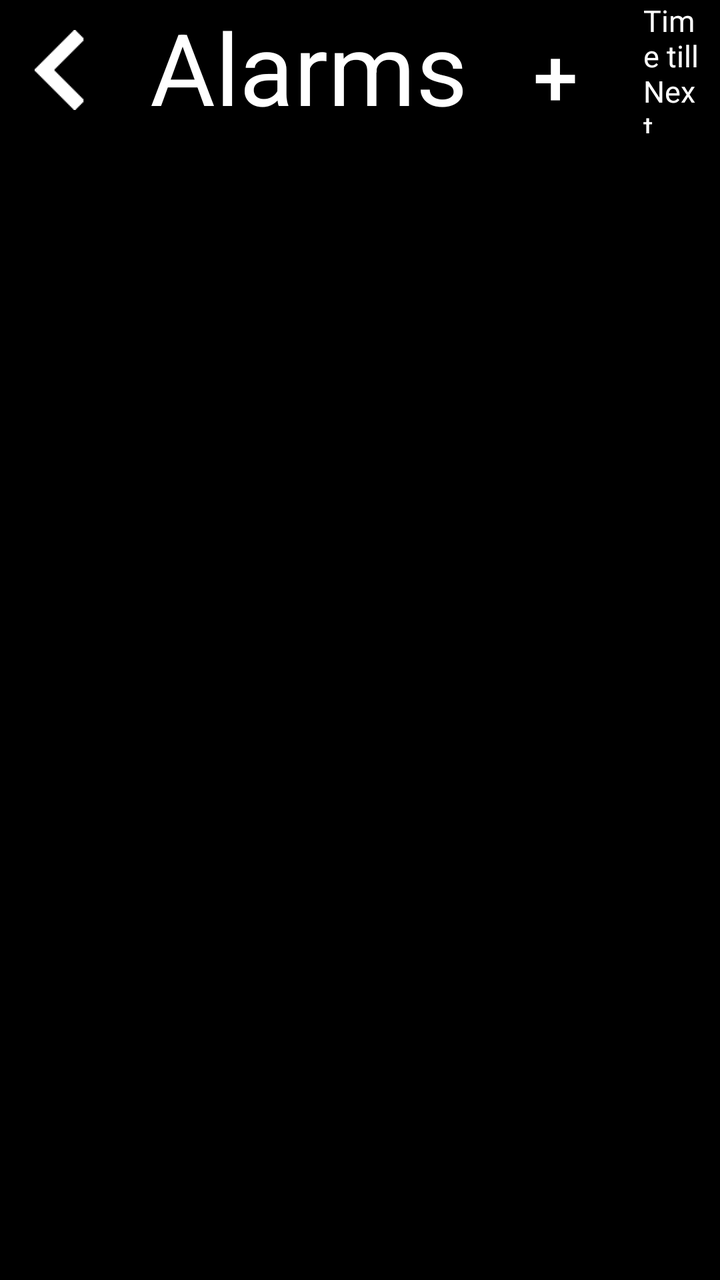
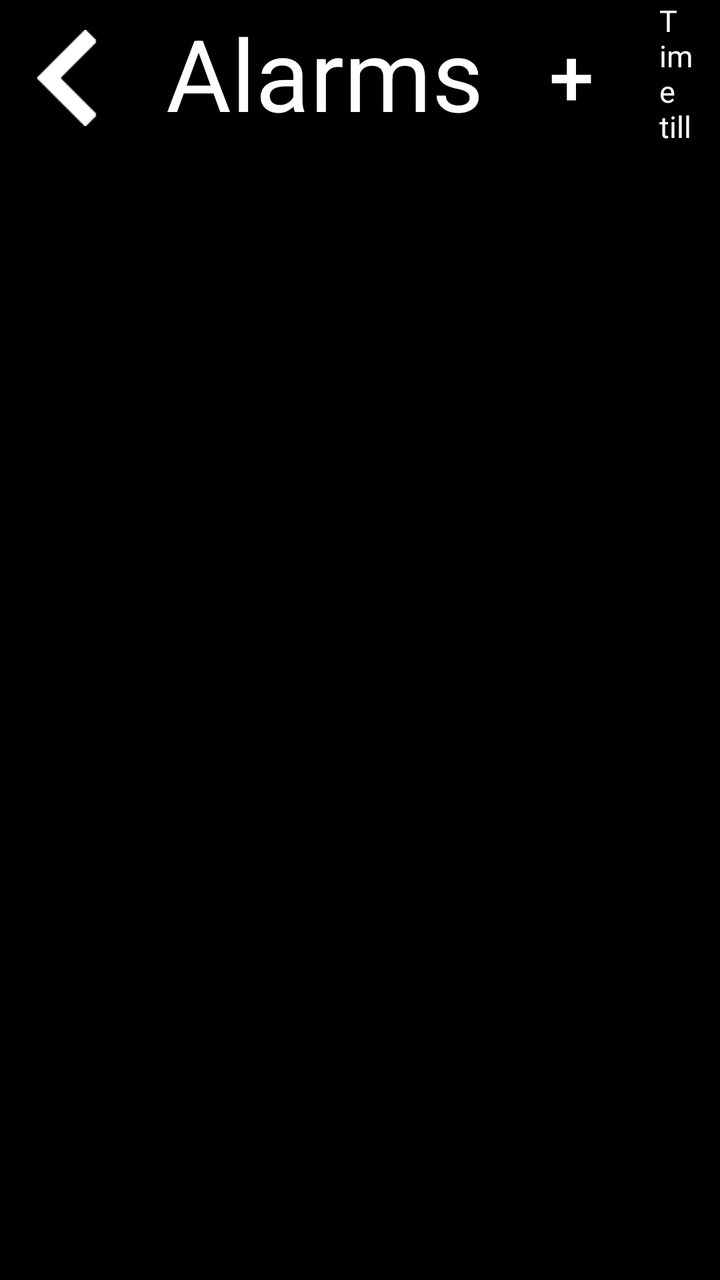

Compare the two renders of this Android layout. The source of the first and the diff that turns it into the second are given below.
<!-- AndroidManifest.xml: application theme DarkAppTheme -->
<!-- res/layout/activity_alarm_menu.xml -->
<androidx.constraintlayout.widget.ConstraintLayout xmlns:android="http://schemas.android.com/apk/res/android"
    xmlns:app="http://schemas.android.com/apk/res-auto"
    xmlns:tools="http://schemas.android.com/tools"
    android:layout_width="match_parent"
    android:layout_height="match_parent">

    <TableLayout
        android:id="@+id/tableLayout"
        android:layout_width="0dp"
        android:layout_height="0dp"
        app:layout_constraintBottom_toBottomOf="parent"
        app:layout_constraintEnd_toEndOf="parent"
        app:layout_constraintStart_toStartOf="parent"
        app:layout_constraintTop_toTopOf="parent">

        <TableRow
            android:layout_width="match_parent"
            android:layout_height="match_parent">

            <ImageButton
                android:id="@+id/aBackButton"
                android:layout_width="40dp"
                android:layout_height="40dp"
                android:layout_marginLeft="10dp"
                android:layout_marginTop="15dp"
                android:layout_marginRight="25dp"
                android:layout_marginBottom="5dp"
                android:background="@drawable/transparent_background"
                android:scaleType="centerInside"
                android:src="@drawable/back_normal" />

            <TextView
                android:id="@+id/textView2"
                android:layout_width="wrap_content"
                android:layout_height="wrap_content"
                android:text="Alarms"
                android:textColor="#FFFFFF"
                android:textSize="50dp" />

            <androidx.appcompat.widget.AppCompatButton
                android:id="@+id/addAlarmButton"
                android:layout_width="wrap_content"
                android:layout_height="wrap_content"
                android:paddingLeft="0dp"
                android:paddingTop="0dp"
                android:paddingRight="0dp"
                android:paddingBottom="0dp"
                android:text="+"
                android:textColor="@color/white"
                android:textSize="40dp"
                android:background="@drawable/black_button_background"/>
            <LinearLayout
                android:layout_width="0dp"
                android:layout_weight="1"
                android:layout_height="match_parent"
                android:orientation="vertical">
            <FrameLayout
                android:layout_width="match_parent"
                android:layout_height="wrap_content"
                android:layout_weight="1">

                <TextView
                    android:id="@+id/currentTime"
                    android:layout_width="wrap_content"
                    android:layout_height="wrap_content"
                    android:layout_gravity="end|center_vertical"
                    android:text="current"
                    android:textColor="#FFFFFF"
                    android:layout_marginRight="10dp"
                    android:textSize="30dp" />

            </FrameLayout>
                <TextView
                    android:id="@+id/timeTillNext"
                    android:layout_width="wrap_content"
                    android:layout_height="wrap_content"
                    android:layout_gravity="end|center_vertical"
                    android:text="Time till Next"
                    android:textColor="#FFFFFF"
                    android:layout_marginRight="10dp"
                    android:textSize="15dp" />
            </LinearLayout>
        </TableRow>

        <TableRow
            android:layout_width="match_parent"
            android:layout_height="wrap_content"
            >

            <TextView
                android:id="@+id/emptyTextView"
                android:layout_width="0dp"
                android:layout_height="wrap_content"
                android:layout_marginLeft="20dp"
                android:layout_marginTop="10dp"
                android:layout_weight="1"
                android:text="No alarms found..."
                android:textColor="@color/white"
                android:textSize="30dp"
                android:textStyle="italic"
                android:visibility="gone"
                />
        </TableRow>
        <TableRow
            android:layout_width="match_parent"
            android:layout_height="0dp"
            android:layout_weight="1">

            <androidx.recyclerview.widget.RecyclerView
                android:id="@+id/alarmsRecyclerView"
                android:layout_width="0dp"
                android:layout_height="match_parent"
                android:layout_marginTop="8dp"
                android:layout_weight="1"
                android:clipToPadding="false"
                android:paddingTop="8dp" />

        </TableRow>

    </TableLayout>

    <LinearLayout
        android:id="@+id/buttonLayout"
        android:layout_width="0dp"
        android:layout_height="wrap_content"
        android:orientation="horizontal"
        app:layout_constraintBottom_toBottomOf="parent"
        app:layout_constraintEnd_toEndOf="parent"
        app:layout_constraintStart_toStartOf="parent">

        
        <androidx.appcompat.widget.AppCompatButton
            android:id="@+id/cancelButton"
            android:layout_width="0dp"
            android:textColor="@color/white"
            android:background="@drawable/transparent_background"
            android:layout_height="wrap_content"
            android:layout_weight="1"
            android:visibility="gone"
            android:text="Cancel"/>

        
        <androidx.appcompat.widget.AppCompatButton
            android:id="@+id/offButton"
            android:layout_width="0dp"
            android:textColor="@color/white"
            android:background="@drawable/transparent_background"
            android:layout_height="wrap_content"
            android:visibility="gone"
            android:layout_weight="1"
            android:text="Turn Off"/>

        
        <androidx.appcompat.widget.AppCompatButton
            android:id="@+id/deleteButton"
            android:layout_width="0dp"
            android:textColor="@color/white"
            android:visibility="gone"
            android:background="@drawable/transparent_background"
            android:layout_height="wrap_content"
            android:layout_weight="1"
            android:text="Delete"/>
    </LinearLayout>

    
    <Button
        android:id="@+id/doneButton"
        android:layout_width="wrap_content"
        android:layout_height="wrap_content"
        android:layout_marginBottom="16dp"
        android:text="Done"
        android:textColor="@color/white"
        android:translationY="1000dp"
        android:visibility="gone"
        app:layout_constraintBottom_toBottomOf="parent"
        app:layout_constraintEnd_toEndOf="parent"
        app:layout_constraintStart_toStartOf="parent"
        tools:visibility="gone" /> 


</androidx.constraintlayout.widget.ConstraintLayout>
<!-- resources referenced by this layout -->
<resources>
  <color name="white">#FFFFFFFF</color>
  <!-- drawable back_normal: png bitmap (drawable, 455 bytes) -->
  <!-- drawable black_button_background (drawable) -->
  <?xml version="1.0" encoding="utf-8"?>
  <shape xmlns:android="http://schemas.android.com/apk/res/android">
      <solid android:color="@color/black" /> 
      <corners android:radius="50dp" /> 
  </shape>
  <!-- drawable transparent_background (drawable) -->
  <layer-list xmlns:android="http://schemas.android.com/apk/res/android">
      <item android:drawable="@android:color/transparent" />
  </layer-list>
  <style name="DarkAppTheme" parent="Theme.MaterialComponents.DayNight">
          <item name="windowActionBar">false</item>
          <item name="android:background">@color/black</item>
          <item name="windowNoTitle">true</item>
      </style>
  <color name="black">#FF000000</color>
</resources>

<!-- the commit's change to res/layout/activity_alarm_menu.xml (unified diff, before → after) -->
@@ -19,13 +19,14 @@
 
             <ImageButton
                 android:id="@+id/aBackButton"
-                android:layout_width="40dp"
-                android:layout_height="40dp"
-                android:layout_marginLeft="10dp"
+                android:layout_width="48dp"
+                android:layout_height="48dp"
+                android:layout_marginStart="10dp"
                 android:layout_marginTop="15dp"
-                android:layout_marginRight="25dp"
+                android:layout_marginEnd="25dp"
                 android:layout_marginBottom="5dp"
                 android:background="@drawable/transparent_background"
+                android:contentDescription="Back"
                 android:scaleType="centerInside"
                 android:src="@drawable/back_normal" />
 
@@ -33,9 +34,10 @@
                 android:id="@+id/textView2"
                 android:layout_width="wrap_content"
                 android:layout_height="wrap_content"
-                android:text="Alarms"
+                android:layout_marginTop="3dp"
+                android:text="@string/alarms"
                 android:textColor="#FFFFFF"
-                android:textSize="50dp" />
+                android:textSize="50sp" />
 
             <androidx.appcompat.widget.AppCompatButton
                 android:id="@+id/addAlarmButton"
@@ -47,7 +49,7 @@
                 android:paddingBottom="0dp"
                 android:text="+"
                 android:textColor="@color/white"
-                android:textSize="40dp"
+                android:textSize="40sp"
                 android:background="@drawable/black_button_background"/>
             <LinearLayout
                 android:layout_width="0dp"
@@ -56,7 +58,7 @@
                 android:orientation="vertical">
             <FrameLayout
                 android:layout_width="match_parent"
-                android:layout_height="wrap_content"
+                android:layout_height="0dp"
                 android:layout_weight="1">
 
                 <TextView
@@ -64,10 +66,10 @@
                     android:layout_width="wrap_content"
                     android:layout_height="wrap_content"
                     android:layout_gravity="end|center_vertical"
-                    android:text="current"
+                    android:text="@string/current"
                     android:textColor="#FFFFFF"
-                    android:layout_marginRight="10dp"
-                    android:textSize="30dp" />
+                    android:layout_marginEnd="10dp"
+                    android:textSize="30sp" />
 
             </FrameLayout>
                 <TextView
@@ -75,10 +77,10 @@
                     android:layout_width="wrap_content"
                     android:layout_height="wrap_content"
                     android:layout_gravity="end|center_vertical"
-                    android:text="Time till Next"
+                    android:text="@string/time_till_next"
                     android:textColor="#FFFFFF"
-                    android:layout_marginRight="10dp"
-                    android:textSize="15dp" />
+                    android:layout_marginEnd="10dp"
+                    android:textSize="15sp" />
             </LinearLayout>
         </TableRow>
 
@@ -91,12 +93,12 @@
                 android:id="@+id/emptyTextView"
                 android:layout_width="0dp"
                 android:layout_height="wrap_content"
-                android:layout_marginLeft="20dp"
+                android:layout_marginStart="20dp"
                 android:layout_marginTop="10dp"
                 android:layout_weight="1"
-                android:text="No alarms found..."
+                android:text="@string/no_alarms_found"
                 android:textColor="@color/white"
-                android:textSize="30dp"
+                android:textSize="30sp"
                 android:textStyle="italic"
                 android:visibility="gone"
                 />
@@ -137,7 +139,7 @@
             android:layout_height="wrap_content"
             android:layout_weight="1"
             android:visibility="gone"
-            android:text="Cancel"/>
+            android:text="@string/cancel"/>
 
         
         <androidx.appcompat.widget.AppCompatButton
@@ -148,7 +150,7 @@
             android:layout_height="wrap_content"
             android:visibility="gone"
             android:layout_weight="1"
-            android:text="Turn Off"/>
+            android:text="@string/turn_off"/>
 
         
         <androidx.appcompat.widget.AppCompatButton
@@ -159,7 +161,7 @@
             android:background="@drawable/transparent_background"
             android:layout_height="wrap_content"
             android:layout_weight="1"
-            android:text="Delete"/>
+            android:text="@string/delete"/>
     </LinearLayout>
 
     
<!-- resource entries referenced after the edit -->
@@ -12,6 +12,13 @@
   <layer-list xmlns:android="http://schemas.android.com/apk/res/android">
       <item android:drawable="@android:color/transparent" />
   </layer-list>
+  <string name="alarms">Alarms</string>
+  <string name="cancel">Cancel</string>
+  <string name="current">current</string>
+  <string name="delete">Delete</string>
+  <string name="no_alarms_found">No alarms found...</string>
+  <string name="time_till_next">Time till Next</string>
+  <string name="turn_off">Turn Off</string>
   <style name="DarkAppTheme" parent="Theme.MaterialComponents.DayNight">
           <item name="windowActionBar">false</item>
           <item name="android:background">@color/black</item>
